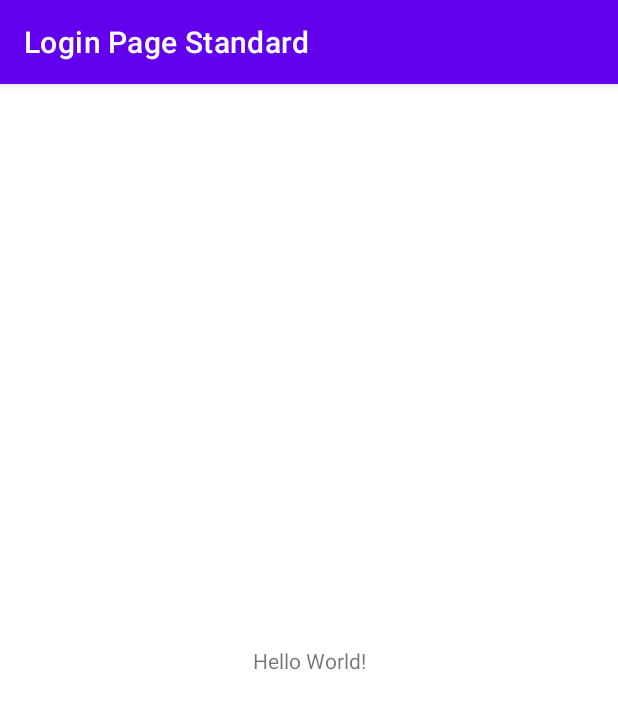
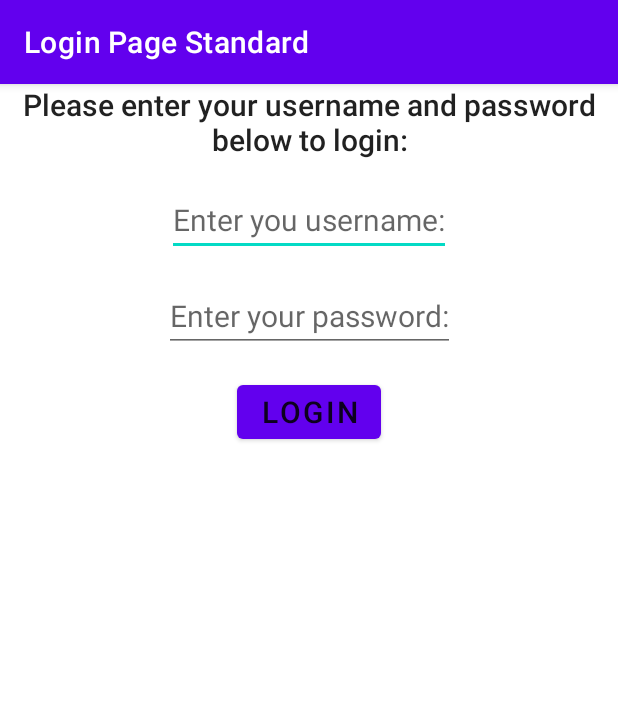
Before and after one commit to noargs/build-android-apps-with-kotlin, an Android app: the screen it shows after launch (MainActivity), on a phone screen of 412 x 824 dp. Shown: the top 709 px of the screen. Run offline under Robolectric (Android 15) with nearby library versions, the phone set to English and light mode, and no system bars.

Commit message:
standard activity

```diff
--- a/09_loginpage_standard/app/src/main/AndroidManifest.xml
+++ b/09_loginpage_standard/app/src/main/AndroidManifest.xml
@@ -10,6 +10,9 @@
         android:supportsRtl="true"
         android:theme="@style/Theme.LoginPageStandard">
         <activity
+            android:name=".WelcomeActivity"
+            android:exported="true" />
+        <activity
             android:name=".MainActivity"
             android:exported="true">
             <intent-filter>
--- a/09_loginpage_standard/app/src/main/res/layout/activity_main.xml
+++ b/09_loginpage_standard/app/src/main/res/layout/activity_main.xml
@@ -7,12 +7,48 @@
     tools:context=".MainActivity">
 
     <TextView
+        android:id="@+id/header"
+        style="@style/header"
         android:layout_width="wrap_content"
         android:layout_height="wrap_content"
-        android:text="Hello World!"
-        app:layout_constraintBottom_toBottomOf="parent"
-        app:layout_constraintLeft_toLeftOf="parent"
-        app:layout_constraintRight_toRightOf="parent"
-        app:layout_constraintTop_toTopOf="parent" />
+        android:text="@string/header_text"
+        app:layout_constraintEnd_toEndOf="parent"
+        app:layout_constraintStart_toStartOf="parent"
+        app:layout_constraintTop_toTopOf="parent"
+        tools:text="Please enter your username and password below to login:" />
+
+    <EditText
+        android:id="@+id/username"
+        style="@style/edit_text_login"
+        android:layout_width="wrap_content"
+        android:layout_height="wrap_content"
+        android:hint="@string/username_label"
+        app:layout_constraintTop_toBottomOf="@id/header"
+        app:layout_constraintStart_toStartOf="parent"
+        app:layout_constraintEnd_toEndOf="parent"
+        tools:text="Enter your username:" />
+
+    <EditText
+        android:id="@+id/password"
+        style="@style/edit_text_login"
+        android:layout_width="wrap_content"
+        android:layout_height="wrap_content"
+        android:hint="@string/password_label"
+        android:inputType="textPassword"
+        app:layout_constraintTop_toBottomOf="@id/username"
+        app:layout_constraintStart_toStartOf="parent"
+        app:layout_constraintEnd_toEndOf="parent"
+        tools:text="Enter your password:" />
+
+    <Button
+        android:id="@+id/button"
+        style="@style/button"
+        android:layout_width="wrap_content"
+        android:layout_height="wrap_content"
+        android:text="@string/submit_button_text"
+        app:layout_constraintTop_toBottomOf="@id/password"
+        app:layout_constraintStart_toStartOf="parent"
+        app:layout_constraintEnd_toEndOf="parent"
+        tools:text="SUBMIT" />
 
 </androidx.constraintlayout.widget.ConstraintLayout>
--- a/09_loginpage_standard/app/src/main/res/values/strings.xml
+++ b/09_loginpage_standard/app/src/main/res/values/strings.xml
@@ -1,3 +1,11 @@
 <resources>
     <string name="app_name">Login Page Standard</string>
+    <string name="header_text">Please enter your username and password below to login:</string>
+    <string name="welcome_text">Hello \'%s\' you are now logged in, we hope enjoy using the app!</string>
+    <string name="login_form_entry_error">Please fill in both username and password fields!</string>
+    <string name="login_error">Either your username or password is not recognised! Please try again</string>
+    <string name="username_label">Enter you username:</string>
+    <string name="password_label">Enter your password:</string>
+    <string name="submit_button_text">LOGIN</string>
+    <string name="back_button_text">GO BACK</string>
 </resources>
--- a/09_loginpage_standard/app/src/main/res/values/themes.xml
+++ b/09_loginpage_standard/app/src/main/res/values/themes.xml
@@ -13,4 +13,31 @@
         <item name="android:statusBarColor" tools:targetApi="l">?attr/colorPrimaryVariant</item>
         <!-- Customize your theme here. -->
     </style>
+
+    <style name="header" parent="TextAppearance.AppCompat.Title">
+        <item name="android:gravity">center</item>
+        <item name="android:layout_marginStart">24dp</item>
+        <item name="android:layout_marginEnd">24dp</item>
+        <item name="android:layout_marginLeft">24dp</item>
+        <item name="android:layout_marginRight">24dp</item>
+        <item name="android:textSize">20sp</item>
+    </style>
+
+    <style name="edit_text_login" parent="TextAppearance.AppCompat.Body1">
+        <item name="android:layout_marginTop">16dp</item>
+        <item name="android:layout_gravity">center</item>
+        <item name="android:textSize">20sp</item>
+        <item name="android:inputType">text</item>
+    </style>
+
+    <style name="button" parent="TextAppearance.AppCompat.Button">
+        <item name="android:layout_margin">16dp</item>
+        <item name="android:gravity">center</item>
+        <item name="android:textSize">20sp</item>
+    </style>
+
+    <style name="page">
+        <item name="android:layout_margin">8dp</item>
+        <item name="android:padding">8dp</item>
+    </style>
 </resources>
--- a/09_loginpage_standard/build.gradle
+++ b/09_loginpage_standard/build.gradle
@@ -6,7 +6,7 @@ buildscript {
     }
     dependencies {
         classpath "com.android.tools.build:gradle:7.0.2"
-        classpath "org.jetbrains.kotlin:kotlin-gradle-plugin:1.5.30"
+        classpath 'org.jetbrains.kotlin:kotlin-gradle-plugin:1.6.10'
 
         // NOTE: Do not place your application dependencies here; they belong
         // in the individual module build.gradle files
```
Also changed, not shown: 09_loginpage_standard/app/src/main/java/github/noargs/loginpagestandard/MainActivity.kt (+72 -0 lines), 09_loginpage_standard/app/src/main/java/github/noargs/loginpagestandard/WelcomeActivity.kt (added, +81 -0 lines), 09_loginpage_standard/app/src/main/res/layout/activity_welcome.xml (added, +33 -0 lines).
